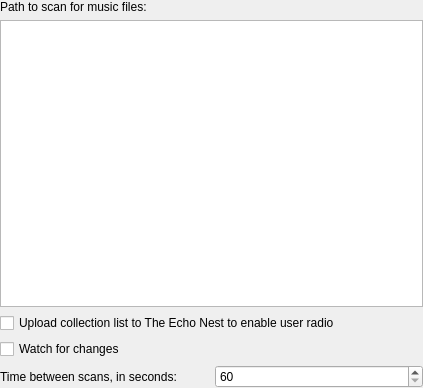
Old version of the form src/Settings_Collection.ui in the repository tomahawk-player/tomahawk.
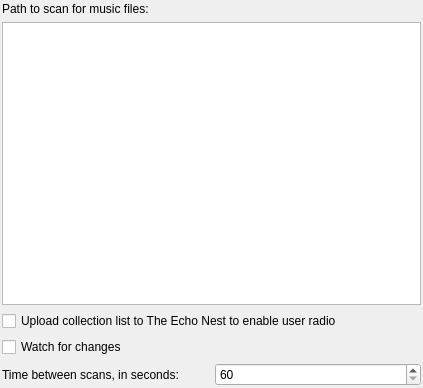
New version of the form. Custom widgets are drawn as their Qt base class.

Commit message: OS X tweaks for  settings dialog

```diff
--- a/src/Settings_Collection.ui
+++ b/src/Settings_Collection.ui
@@ -10,12 +10,18 @@
     <height>388</height>
    </rect>
   </property>
+  <property name="sizePolicy">
+   <sizepolicy hsizetype="Preferred" vsizetype="Preferred">
+    <horstretch>0</horstretch>
+    <verstretch>0</verstretch>
+   </sizepolicy>
+  </property>
   <property name="windowTitle">
    <string>Form</string>
   </property>
   <layout class="QVBoxLayout" name="verticalLayout">
    <property name="margin">
-    <number>0</number>
+    <number>2</number>
    </property>
    <item>
     <layout class="QVBoxLayout" name="verticalLayout_2">
```
The commit also changes 3 other files.
